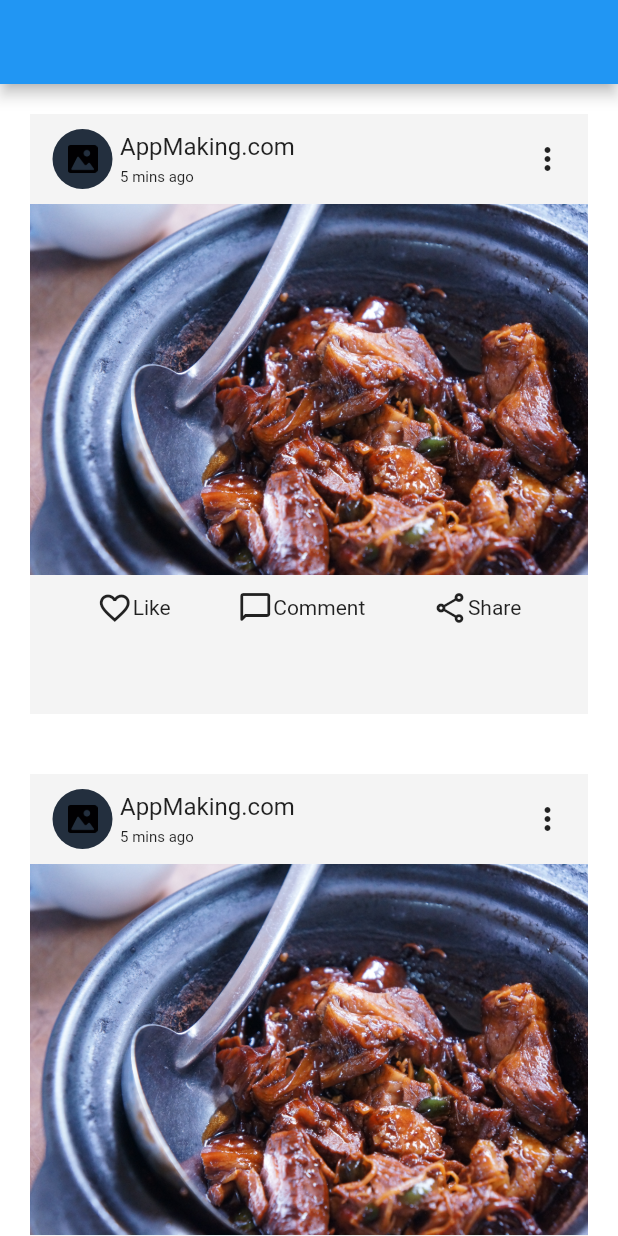
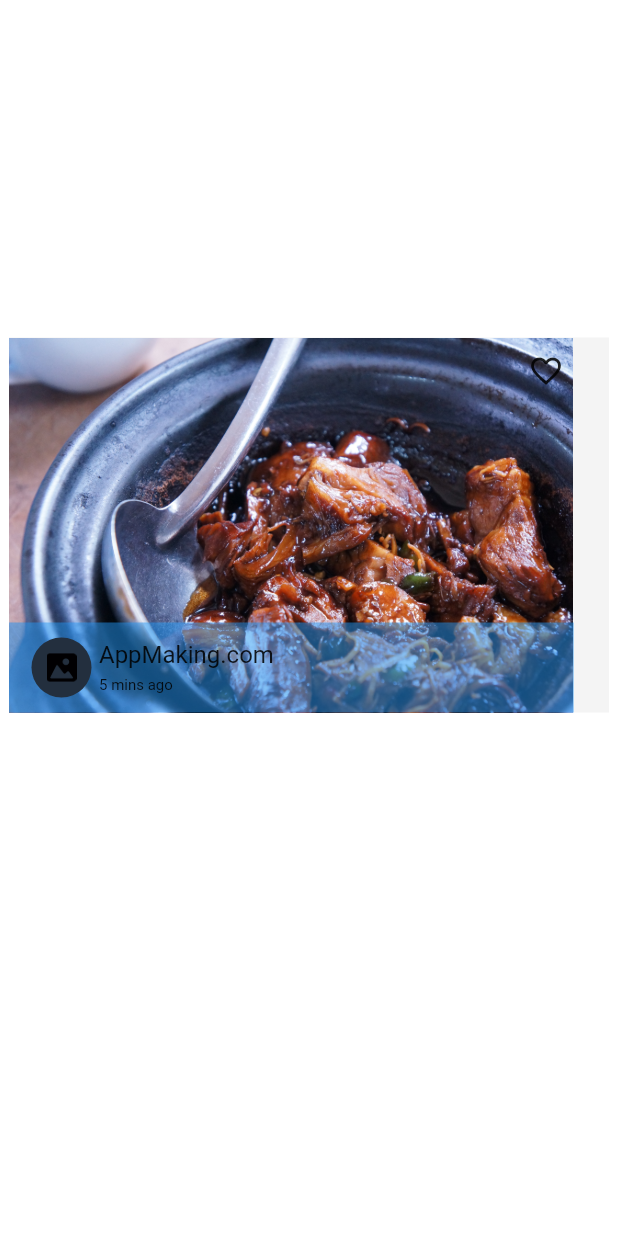
Before and after one commit to CesarPerez-Ksquare/UI_designTask, a Flutter app: the screen it shows after launch, on a phone screen of 412 x 824 dp. Run offline on Flutter 3.47's test engine with Material 2 defaults, Android fonts, the phone set to English and light mode, and no system bars.

Commit message:
UI Design

```diff
--- a/ui_design/lib/main.dart
+++ b/ui_design/lib/main.dart
@@ -1,4 +1,5 @@
 import 'package:flutter/material.dart';
+import 'package:ui_design/screens/practice_17.dart';
 import 'package:ui_design/screens/practice_22.dart';
 
 void main() {
@@ -14,7 +15,7 @@ class MyApp extends StatelessWidget {
     return MaterialApp(
       debugShowCheckedModeBanner: false,
       title: 'UI - Design Task',
-      home: const Practice22(),
+      home: const Practice17(),
     );
   }
 }
--- a/ui_design/lib/screens/practice_17.dart
+++ b/ui_design/lib/screens/practice_17.dart
@@ -18,6 +18,11 @@ class Practice17 extends StatelessWidget {
               color: const Color(0xFFf4f4f4),
               child: Stack(children: [
                 Image.asset('images/food.jpg'),
+                const Positioned(
+                  top: 10,
+                  right: 30,
+                  child: Icon(Icons.favorite_border),
+                ),
                 Align(
                   alignment: Alignment.bottomLeft,
                   child: Container(
```
Also changed, not shown: 1 other file.
